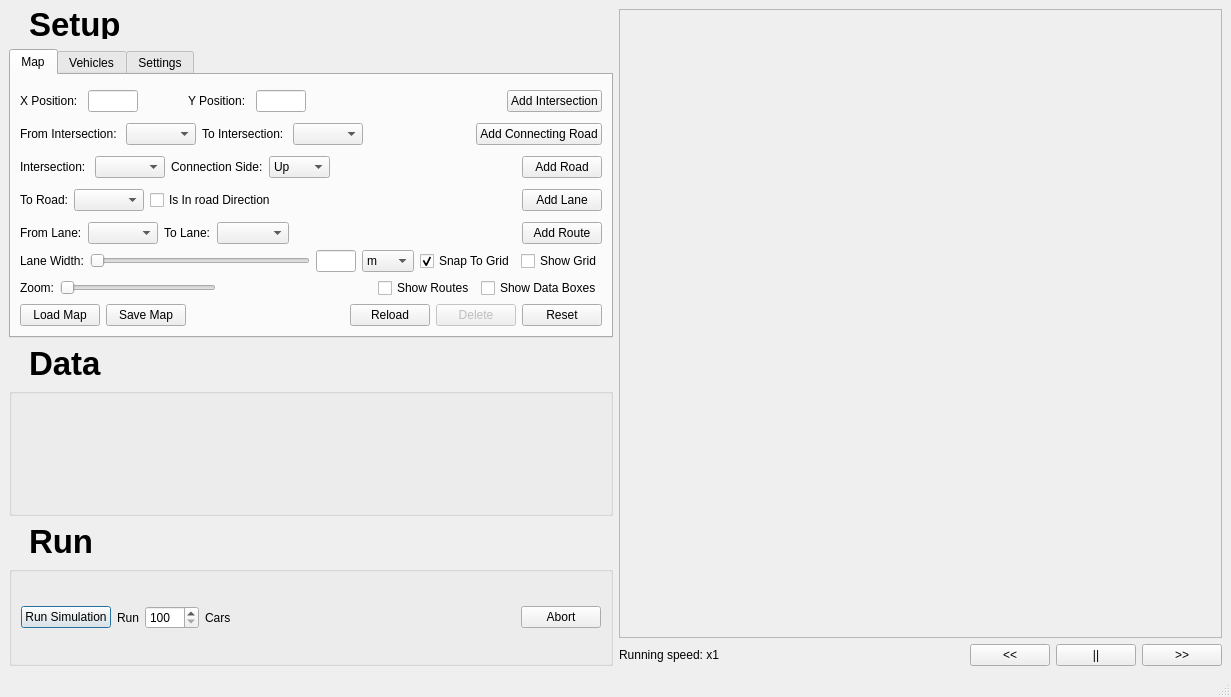
Old version of the form src/UI/mainwindow.ui in the repository samuelarbibe/ai-tms.
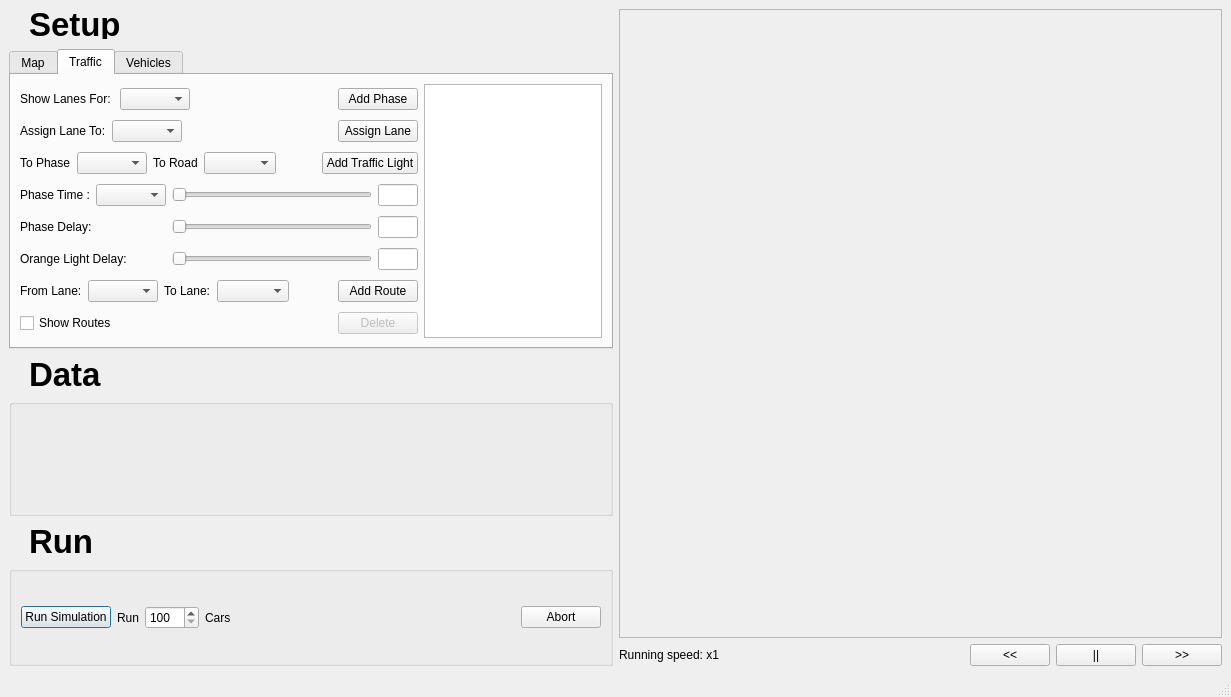
New version of the form.

Commit message: traffic managment controls added to ui 🤩

Diff of the .ui file:
```diff
--- a/src/UI/mainwindow.ui
+++ b/src/UI/mainwindow.ui
@@ -63,13 +63,25 @@
         <item>
          <widget class="QTabWidget" name="SettingsTab">
           <property name="sizePolicy">
-           <sizepolicy hsizetype="Expanding" vsizetype="Fixed">
+           <sizepolicy hsizetype="Ignored" vsizetype="Fixed">
             <horstretch>0</horstretch>
             <verstretch>0</verstretch>
            </sizepolicy>
           </property>
+          <property name="minimumSize">
+           <size>
+            <width>0</width>
+            <height>300</height>
+           </size>
+          </property>
+          <property name="maximumSize">
+           <size>
+            <width>16777215</width>
+            <height>1612322</height>
+           </size>
+          </property>
           <property name="currentIndex">
-           <number>0</number>
+           <number>1</number>
           </property>
           <widget class="QWidget" name="tab">
            <attribute name="title">
@@ -382,64 +394,6 @@
                 </item>
                </layout>
               </item>
-              <item>
-               <layout class="QHBoxLayout" name="horizontalLayout_23">
-                <property name="topMargin">
-                 <number>5</number>
-                </property>
-                <item>
-                 <layout class="QHBoxLayout" name="horizontalLayout_24">
-                  <item>
-                   <widget class="QLabel" name="label_18">
-                    <property name="text">
-                     <string>From Lane:</string>
-                    </property>
-                   </widget>
-                  </item>
-                  <item>
-                   <widget class="QComboBox" name="FromLaneComboBox">
-                    <property name="maximumSize">
-                     <size>
-                      <width>70</width>
-                      <height>16777215</height>
-                     </size>
-                    </property>
-                   </widget>
-                  </item>
-                  <item>
-                   <widget class="QLabel" name="label_20">
-                    <property name="text">
-                     <string>To Lane:</string>
-                    </property>
-                   </widget>
-                  </item>
-                  <item>
-                   <widget class="QComboBox" name="ToLaneComboBox"/>
-                  </item>
-                 </layout>
-                </item>
-                <item>
-                 <spacer name="horizontalSpacer_18">
-                  <property name="orientation">
-                   <enum>Qt::Horizontal</enum>
-                  </property>
-                  <property name="sizeHint" stdset="0">
-                   <size>
-                    <width>40</width>
-                    <height>20</height>
-                   </size>
-                  </property>
-                 </spacer>
-                </item>
-                <item>
-                 <widget class="QPushButton" name="AddRouteButton">
-                  <property name="text">
-                   <string>Add Route</string>
-                  </property>
-                 </widget>
-                </item>
-               </layout>
-              </item>
               <item>
                <layout class="QHBoxLayout" name="horizontalLayout_11">
                 <property name="topMargin">
@@ -571,22 +525,6 @@
                   </property>
                  </spacer>
                 </item>
-                <item>
-                 <widget class="QCheckBox" name="ShowRoutesCheckBox">
-                  <property name="enabled">
-                   <bool>true</bool>
-                  </property>
-                  <property name="text">
-                   <string>Show Routes</string>
-                  </property>
-                  <property name="checkable">
-                   <bool>true</bool>
-                  </property>
-                  <property name="checked">
-                   <bool>false</bool>
-                  </property>
-                 </widget>
-                </item>
                 <item>
                  <widget class="QCheckBox" name="ShowDataBoxesCheckBox">
                   <property name="enabled">
@@ -689,7 +627,494 @@
             </item>
            </layout>
           </widget>
-          <widget class="QWidget" name="tab_2">
+          <widget class="QWidget" name="Traffic">
+           <attribute name="title">
+            <string>Traffic</string>
+           </attribute>
+           <layout class="QGridLayout" name="gridLayout_5">
+            <item row="0" column="0">
+             <layout class="QHBoxLayout" name="horizontalLayout_24">
+              <item>
+               <layout class="QVBoxLayout" name="verticalLayout_6">
+                <item>
+                 <layout class="QHBoxLayout" name="horizontalLayout_21">
+                  <item>
+                   <widget class="QLabel" name="label_29">
+                    <property name="text">
+                     <string>Show Lanes For: </string>
+                    </property>
+                   </widget>
+                  </item>
+                  <item>
+                   <widget class="QComboBox" name="PhaseNumberComboBox">
+                    <property name="maximumSize">
+                     <size>
+                      <width>70</width>
+                      <height>16777215</height>
+                     </size>
+                    </property>
+                   </widget>
+                  </item>
+                  <item>
+                   <spacer name="horizontalSpacer_28">
+                    <property name="orientation">
+                     <enum>Qt::Horizontal</enum>
+                    </property>
+                    <property name="sizeHint" stdset="0">
+                     <size>
+                      <width>40</width>
+                      <height>20</height>
+                     </size>
+                    </property>
+                   </spacer>
+                  </item>
+                  <item>
+                   <widget class="QPushButton" name="AddPhaseButton">
+                    <property name="text">
+                     <string>Add Phase</string>
+                    </property>
+                   </widget>
+                  </item>
+                 </layout>
+                </item>
+                <item>
+                 <layout class="QHBoxLayout" name="horizontalLayout_36">
+                  <property name="topMargin">
+                   <number>0</number>
+                  </property>
+                  <item>
+                   <widget class="QLabel" name="label_30">
+                    <property name="text">
+                     <string>Assign Lane To:</string>
+                    </property>
+                   </widget>
+                  </item>
+                  <item>
+                   <widget class="QComboBox" name="AssignLaneToPhaseComboBox">
+                    <property name="maximumSize">
+                     <size>
+                      <width>70</width>
+                      <height>16777215</height>
+                     </size>
+                    </property>
+                   </widget>
+                  </item>
+                  <item>
+                   <spacer name="horizontalSpacer_33">
+                    <property name="orientation">
+                     <enum>Qt::Horizontal</enum>
+                    </property>
+                    <property name="sizeHint" stdset="0">
+                     <size>
+                      <width>40</width>
+                      <height>20</height>
+                     </size>
+                    </property>
+                   </spacer>
+                  </item>
+                  <item>
+                   <widget class="QPushButton" name="AssignLaneButton">
+                    <property name="text">
+                     <string>Assign Lane</string>
+                    </property>
+                   </widget>
+                  </item>
+                 </layout>
+                </item>
+                <item>
+                 <layout class="QHBoxLayout" name="horizontalLayout_23">
+                  <item>
+                   <widget class="QLabel" name="label_26">
+                    <property name="text">
+                     <string>To Phase</string>
+                    </property>
+                   </widget>
+                  </item>
+                  <item>
+                   <widget class="QComboBox" name="ToPhaseComboBox">
+                    <property name="maximumSize">
+                     <size>
+                      <width>70</width>
+                      <height>16777215</height>
+                     </size>
+                    </property>
+                   </widget>
+                  </item>
+                  <item>
+                   <widget class="QLabel" name="label_27">
+                    <property name="text">
+                     <string>To Road</string>
+                    </property>
+                   </widget>
+                  </item>
+                  <item>
+                   <widget class="QComboBox" name="NearRoadComboBox"/>
+                  </item>
+                  <item>
+                   <spacer name="horizontalSpacer_32">
+                    <property name="orientation">
+                     <enum>Qt::Horizontal</enum>
+                    </property>
+                    <property name="sizeHint" stdset="0">
+                     <size>
+                      <width>40</width>
+                      <height>20</height>
+                     </size>
+                    </property>
+                   </spacer>
+                  </item>
+                  <item>
+                   <widget class="QPushButton" name="AddLightButton">
+                    <property name="text">
+                     <string>Add Traffic Light</string>
+                    </property>
+                   </widget>
+                  </item>
+                 </layout>
+                </item>
+                <item>
+                 <layout class="QHBoxLayout" name="horizontalLayout_33">
+                  <property name="topMargin">
+                   <number>0</number>
+                  </property>
+                  <item>
+                   <widget class="QLabel" name="label_28">
+                    <property name="text">
+                     <string>Phase Time :</string>
+                    </property>
+                   </widget>
+                  </item>
+                  <item>
+                   <widget class="QComboBox" name="PhaseTimeComboBox">
+                    <property name="maximumSize">
+                     <size>
+                      <width>70</width>
+                      <height>16777215</height>
+                     </size>
+                    </property>
+                   </widget>
+                  </item>
+                  <item>
+                   <spacer name="horizontalSpacer_31">
+                    <property name="orientation">
+                     <enum>Qt::Horizontal</enum>
+                    </property>
+                    <property name="sizeHint" stdset="0">
+                     <size>
+                      <width>40</width>
+                      <height>20</height>
+                     </size>
+                    </property>
+                   </spacer>
+                  </item>
+                  <item>
+                   <widget class="QSlider" name="PhaseTimeSlider">
+                    <property name="minimumSize">
+                     <size>
+                      <width>200</width>
+                      <height>0</height>
+                     </size>
+                    </property>
+                    <property name="maximum">
+                     <number>20</number>
+                    </property>
+                    <property name="singleStep">
+                     <number>10</number>
+                    </property>
+                    <property name="orientation">
+                     <enum>Qt::Horizontal</enum>
+                    </property>
+                   </widget>
+                  </item>
+                  <item>
+                   <widget class="QLineEdit" name="PhaseTimeLineEdit">
+                    <property name="sizePolicy">
+                     <sizepolicy hsizetype="Preferred" vsizetype="Fixed">
+                      <horstretch>0</horstretch>
+                      <verstretch>0</verstretch>
+                     </sizepolicy>
+                    </property>
+                    <property name="minimumSize">
+                     <size>
+                      <width>40</width>
+                      <height>0</height>
+                     </size>
+                    </property>
+                    <property name="maximumSize">
+                     <size>
+                      <width>40</width>
+                      <height>16777215</height>
+                     </size>
+                    </property>
+                   </widget>
+                  </item>
+                 </layout>
+                </item>
+                <item>
+                 <layout class="QHBoxLayout" name="horizontalLayout_34">
+                  <item>
+                   <widget class="QLabel" name="ZoomLabel_2">
+                    <property name="text">
+                     <string>Phase Delay: </string>
+                    </property>
+                   </widget>
+                  </item>
+                  <item>
+                   <spacer name="horizontalSpacer_29">
+                    <property name="orientation">
+                     <enum>Qt::Horizontal</enum>
+                    </property>
+                    <property name="sizeHint" stdset="0">
+                     <size>
+                      <width>40</width>
+                      <height>20</height>
+                     </size>
+                    </property>
+                   </spacer>
+                  </item>
+                  <item>
+                   <widget class="QSlider" name="PhaseDelaySlider">
+                    <property name="minimumSize">
+                     <size>
+                      <width>200</width>
+                      <height>0</height>
+                     </size>
+                    </property>
+                    <property name="maximum">
+                     <number>5</number>
+                    </property>
+                    <property name="singleStep">
+                     <number>1</number>
+                    </property>
+                    <property name="pageStep">
+                     <number>1</number>
+                    </property>
+                    <property name="orientation">
+                     <enum>Qt::Horizontal</enum>
+                    </property>
+                    <property name="invertedAppearance">
+                     <bool>false</bool>
+                    </property>
+                    <property name="invertedControls">
+                     <bool>false</bool>
+                    </property>
+                   </widget>
+                  </item>
+                  <item>
+                   <widget class="QLineEdit" name="PhaseDelayLineEdit">
+                    <property name="sizePolicy">
+                     <sizepolicy hsizetype="Preferred" vsizetype="Fixed">
+                      <horstretch>0</horstretch>
+                      <verstretch>0</verstretch>
+                     </sizepolicy>
+                    </property>
+                    <property name="minimumSize">
+                     <size>
+                      <width>40</width>
+                      <height>0</height>
+                     </size>
+                    </property>
+                    <property name="maximumSize">
+                     <size>
+                      <width>40</width>
+                      <height>16777215</height>
+                     </size>
+                    </property>
+                   </widget>
+                  </item>
+                 </layout>
+                </item>
+                <item>
+                 <layout class="QHBoxLayout" name="horizontalLayout_38">
+                  <item>
+                   <widget class="QLabel" name="ZoomLabel_3">
+                    <property name="text">
+                     <string>Orange Light Delay: </string>
+                    </property>
+                   </widget>
+                  </item>
+                  <item>
+                   <spacer name="horizontalSpacer_30">
+                    <property name="orientation">
+                     <enum>Qt::Horizontal</enum>
+                    </property>
+                    <property name="sizeHint" stdset="0">
+                     <size>
+                      <width>40</width>
+                      <height>20</height>
+                     </size>
+                    </property>
+                   </spacer>
+                  </item>
+                  <item>
+                   <widget class="QSlider" name="OrangeLightDelaySlider">
+                    <property name="minimumSize">
+                     <size>
+                      <width>200</width>
+                      <height>0</height>
+                     </size>
+                    </property>
+                    <property name="maximum">
+                     <number>5</number>
+                    </property>
+                    <property name="singleStep">
+                     <number>1</number>
+                    </property>
+                    <property name="pageStep">
+                     <number>1</number>
+                    </property>
+                    <property name="orientation">
+                     <enum>Qt::Horizontal</enum>
+                    </property>
+                    <property name="invertedAppearance">
+                     <bool>false</bool>
+                    </property>
+                    <property name="invertedControls">
+                     <bool>false</bool>
+                    </property>
+                   </widget>
+                  </item>
+                  <item>
+                   <widget class="QLineEdit" name="OrangeLightDelayLineEdit">
+                    <property name="sizePolicy">
+                     <sizepolicy hsizetype="Preferred" vsizetype="Fixed">
+                      <horstretch>0</horstretch>
+                      <verstretch>0</verstretch>
+                     </sizepolicy>
+                    </property>
+                    <property name="minimumSize">
+                     <size>
+                      <width>40</width>
+                      <height>0</height>
+                     </size>
+                    </property>
+                    <property name="maximumSize">
+                     <size>
+                      <width>40</width>
+                      <height>16777215</height>
+                     </size>
+                    </property>
+                   </widget>
+                  </item>
+                 </layout>
+                </item>
+                <item>
+                 <layout class="QHBoxLayout" name="horizontalLayout_22">
+                  <item>
+                   <widget class="QLabel" name="label_18">
+                    <property name="text">
+                     <string>From Lane:</string>
+                    </property>
+                   </widget>
+                  </item>
+                  <item>
+                   <widget class="QComboBox" name="FromLaneComboBox">
+                    <property name="maximumSize">
+                     <size>
+                      <width>70</width>
+                      <height>16777215</height>
+                     </size>
+                    </property>
+                   </widget>
+                  </item>
+                  <item>
+                   <widget class="QLabel" name="label_20">
+                    <property name="text">
+                     <string>To Lane:</string>
+                    </property>
+                   </widget>
+                  </item>
+                  <item>
+                   <widget class="QComboBox" name="ToLaneComboBox"/>
+                  </item>
+                  <item>
+                   <spacer name="horizontalSpacer_18">
+                    <property name="orientation">
+                     <enum>Qt::Horizontal</enum>
+                    </property>
+                    <property name="sizeHint" stdset="0">
+                     <size>
+                      <width>40</width>
+                      <height>20</height>
+                     </size>
+                    </property>
+                   </spacer>
+                  </item>
+                  <item>
+                   <widget class="QPushButton" name="AddRouteButton">
+                    <property name="text">
+                     <string>Add Route</string>
+                    </property>
+                   </widget>
+                  </item>
+                 </layout>
+                </item>
+                <item>
+                 <layout class="QHBoxLayout" name="horizontalLayout_35">
+                  <item>
+                   <widget class="QCheckBox" name="ShowRoutesCheckBox">
+                    <property name="enabled">
+                     <bool>true</bool>
+                    </property>
+                    <property name="text">
+                     <string>Show Routes</string>
+                    </property>
+                    <property name="checkable">
+                     <bool>true</bool>
+                    </property>
+                    <property name="checked">
+                     <bool>false</bool>
+                    </property>
+                   </widget>
+                  </item>
+                  <item>
+                   <spacer name="horizontalSpacer_27">
+                    <property name="orientation">
+                     <enum>Qt::Horizontal</enum>
+                    </property>
+                    <property name="sizeHint" stdset="0">
+                     <size>
+                      <width>40</width>
+                      <height>20</height>
+                     </size>
+                    </property>
+                   </spacer>
+                  </item>
+                  <item>
+                   <widget class="QPushButton" name="RemoveLaneFromPhaseButton">
+                    <property name="enabled">
+                     <bool>false</bool>
+                    </property>
+                    <property name="text">
+                     <string>Delete</string>
+                    </property>
+                   </widget>
+                  </item>
+                 </layout>
+                </item>
+               </layout>
+              </item>
+              <item>
+               <widget class="QListWidget" name="AssignedLanesListView">
+                <property name="sizePolicy">
+                 <sizepolicy hsizetype="Minimum" vsizetype="MinimumExpanding">
+                  <horstretch>0</horstretch>
+                  <verstretch>0</verstretch>
+                 </sizepolicy>
+                </property>
+                <property name="minimumSize">
+                 <size>
+                  <width>80</width>
+                  <height>0</height>
+                 </size>
+                </property>
+               </widget>
+              </item>
+             </layout>
+            </item>
+           </layout>
+          </widget>
+          <widget class="QWidget" name="VehiclesTab">
            <attribute name="title">
             <string>Vehicles</string>
            </attribute>
@@ -945,15 +1370,16 @@
             </item>
            </layout>
           </widget>
-          <widget class="QWidget" name="Settings">
-           <attribute name="title">
-            <string>Settings</string>
-           </attribute>
-          </widget>
          </widget>
         </item>
         <item>
          <widget class="QLabel" name="label_10">
+          <property name="sizePolicy">
+           <sizepolicy hsizetype="Preferred" vsizetype="Fixed">
+            <horstretch>0</horstretch>
+            <verstretch>0</verstretch>
+           </sizepolicy>
+          </property>
           <property name="maximumSize">
            <size>
             <width>16777215</width>
@@ -989,6 +1415,12 @@
             <verstretch>0</verstretch>
            </sizepolicy>
           </property>
+          <property name="minimumSize">
+           <size>
+            <width>0</width>
+            <height>100</height>
+           </size>
+          </property>
           <property name="baseSize">
            <size>
             <width>100</width>
```
Left out of the diff: 16 changed lines with no effect on the pictures. The commit also changes 17 other files.
